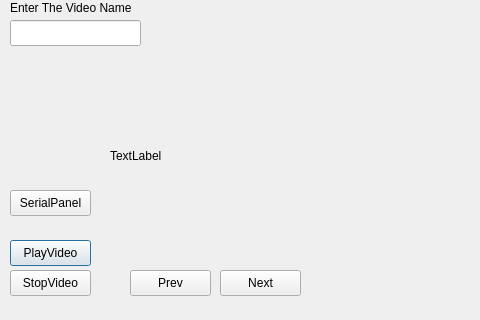
The window that test3.ui (omercanbaggins/GUI-OpenCV-Examples) describes before a commit, drawn with Qt 5; both pictures show x 0 to 480 and y 0 to 320 of the 586 by 503 pixel window.
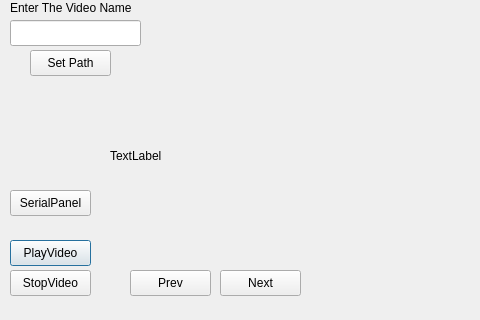
The same window after the commit.

What changed in the file:
```diff
--- a/test3.ui
+++ b/test3.ui
@@ -120,6 +120,19 @@
     <string>SerialPanel</string>
    </property>
   </widget>
+  <widget class="QPushButton" name="SetVideo">
+   <property name="geometry">
+    <rect>
+     <x>30</x>
+     <y>50</y>
+     <width>81</width>
+     <height>26</height>
+    </rect>
+   </property>
+   <property name="text">
+    <string>Set Path</string>
+   </property>
+  </widget>
  </widget>
  <resources/>
  <connections/>
```
Left out of the diff: 2 changed lines with no effect on the pictures.
